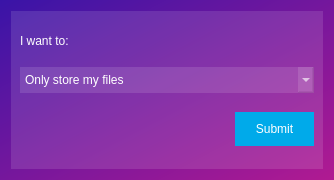
First picture: the form in memority/ui/create_account.ui, repository Memority/memority, before the edit.
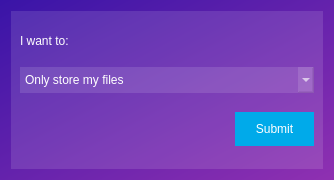
Second picture: the form after the edit. Icons and pictures are not drawn.

```diff
--- a/memority/ui/create_account.ui
+++ b/memority/ui/create_account.ui
@@ -34,7 +34,7 @@
   </property>
   <property name="styleSheet">
    <string notr="true">QWidget{
-background: qlineargradient(spread:pad, x1:0, y1:0, x2:0.9801, y2:1, stop:0 rgba(57, 20, 167, 255), stop:0.995025 rgb(175, 26, 146));
+background: qlineargradient(spread:pad, x1:0, y1:0, x2:0.9801, y2:1, stop:0 rgba(57, 20, 167, 255), stop:0.995025 rgb(142, 48, 177));
 color: #fff;
 }
 QDialog{
```
